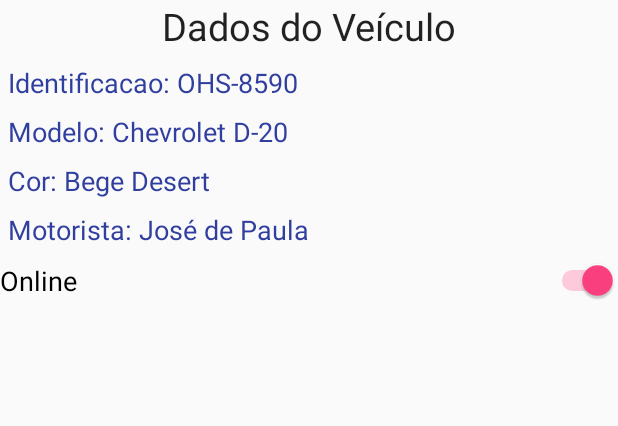
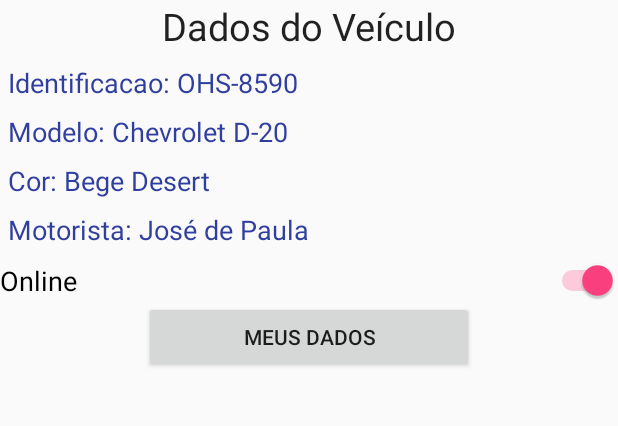
Before and after one commit to Rafasystec/android-transferr, an Android app: the screen it shows after launch (MainActivity), on a phone screen of 412 x 824 dp, the part 84-510 px from its top. Run offline under Robolectric (Android 15) with nearby library versions, the phone set to English and light mode, and no system bars.

```diff
--- a/app/src/main/res/layout/activity_main.xml
+++ b/app/src/main/res/layout/activity_main.xml
@@ -73,4 +73,11 @@
         android:textOn="SIM"
         />
 
+ <Button
+     android:id="@+id/btnFrmDriver"
+     android:layout_width="220dp"
+     android:layout_height="wrap_content"
+     android:text="Meus Dados"
+     android:layout_gravity="center"/>
+
 </LinearLayout>
--- a/app/src/main/res/values/dimen.xml
+++ b/app/src/main/res/values/dimen.xml
@@ -5,4 +5,5 @@
     <dimen  name="form_margin_top" >5dp</dimen>
     <dimen  name="form_margin_bottom" >8dp</dimen>
     <dimen name="form_text_size">18sp</dimen>
+    <dimen name="form_btn_size">220dp</dimen>
 </resources>
```
Also changed, not shown: app/src/main/AndroidManifest.xml (+9 -4 lines), app/src/main/java/br/com/transferr/activities/FormDriverActivity.kt (added, +13 -0 lines), app/src/main/res/layout/activity_form_driver.xml (added, +9 -0 lines).
